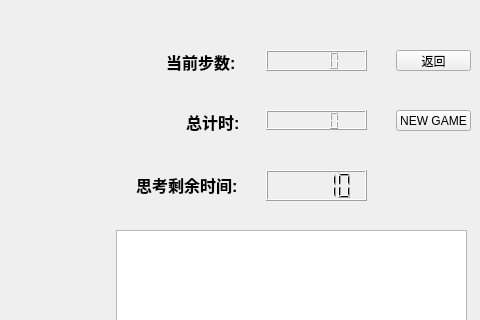
The window that chesss/gamewidgetbase.ui (junbinxu/newschess_3_22) describes before a commit, drawn with Qt 5; both pictures show x 544 to 1024 and y 0 to 320 of the 1024 by 768 pixel window.
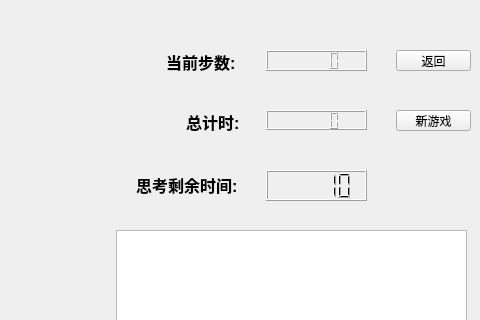
The same window after the commit.

Commit message:
对新游戏的完善 == 但还是有问题T_T
能够重新初始化棋盘，但是之前走过的那些地方不能重新走动棋子！！！这个大bug来着，可能导致炮有时候不能跨棋子吃对方棋子也是由于这个bug导致的，继续努力ing

```diff
--- a/chesss/gamewidgetbase.ui
+++ b/chesss/gamewidgetbase.ui
@@ -151,7 +151,7 @@
     </rect>
    </property>
    <property name="text">
-    <string>NEW GAME</string>
+    <string>新游戏</string>
    </property>
   </widget>
  </widget>
```
The commit also changes 3 other files.
